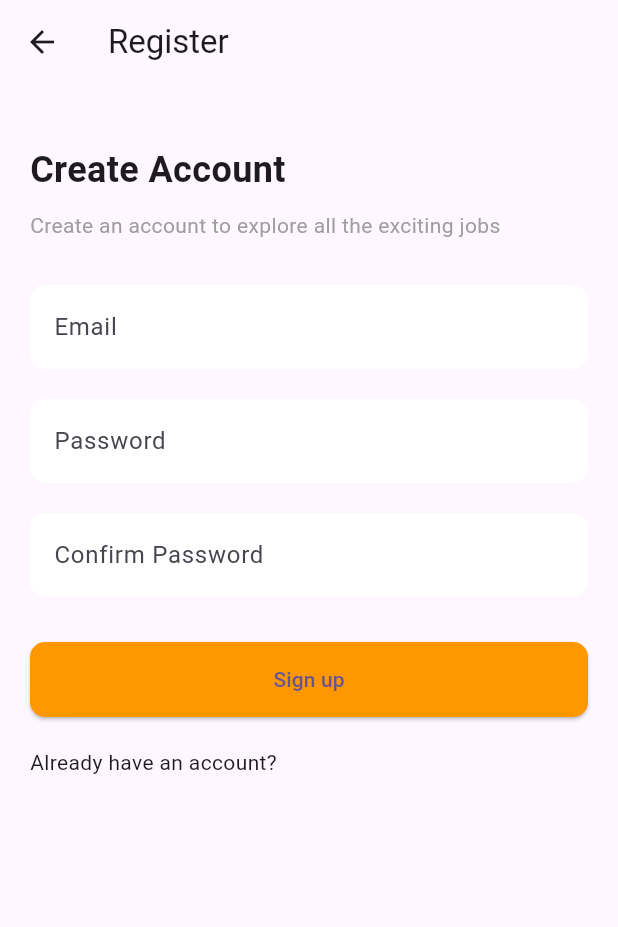
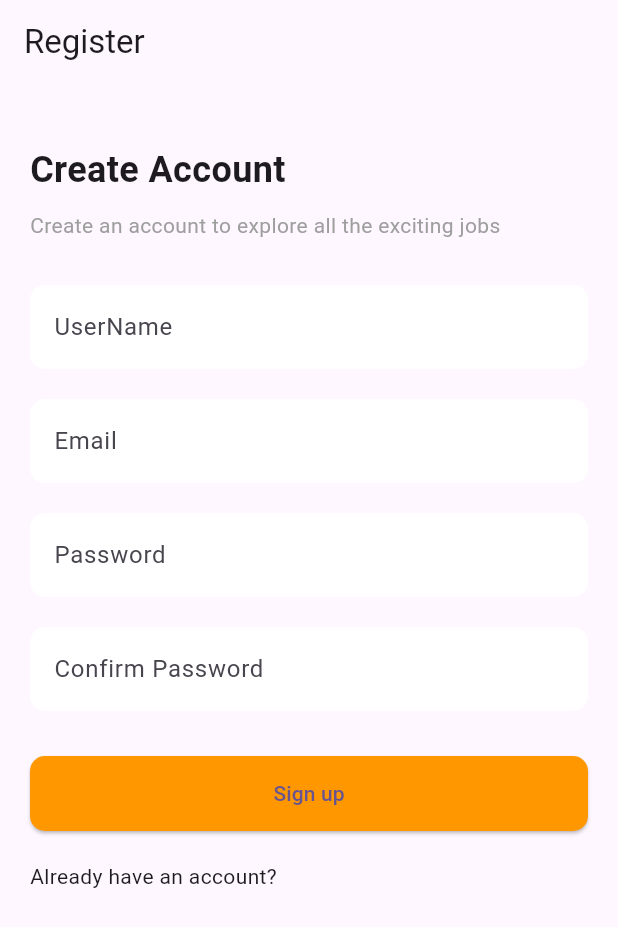
Before and after one commit to NV-Phong/HealthCare, a Flutter app: the RegisterPage screen opened directly, on a phone screen of 412 x 824 dp. Shown: the top 927 px of the screen. Run offline on Flutter 3.47's test engine with Material 3 defaults, Android fonts, the phone set to English and light mode, and no system bars.

Commit message:
[feat] register API services

```diff
--- a/client_beta/lib/main.dart
+++ b/client_beta/lib/main.dart
@@ -1,3 +1,4 @@
+import 'package:client_beta/screens/register_view.dart';
 import 'package:flutter/material.dart';
 
 void main() {
@@ -31,7 +32,7 @@
         colorScheme: ColorScheme.fromSeed(seedColor: Colors.deepPurple),
         useMaterial3: true,
       ),
-      home: const MyHomePage(title: 'Flutter Demo Home Page'),
+      home: RegisterPage(),
     );
   }
 }
--- /dev/null
+++ b/client_beta/lib/models/user.dart
@@ -0,0 +1,16 @@
+class User {
+  final String username;
+  final String email;
+  final String password;
+
+  User({required this.username, required this.email, required this.password});
+
+  // Chuyển đổi từ object thành JSON để gửi tới server
+  Map<String, dynamic> toJson() {
+    return {
+      "username": username,
+      "email": email,
+      "password": password,
+    };
+  }
+}
--- a/client_beta/lib/screens/register_view.dart
+++ b/client_beta/lib/screens/register_view.dart
@@ -1,4 +1,6 @@
 import 'package:client_beta/main.dart';
+import 'package:client_beta/models/user.dart';
+import 'package:client_beta/services/login_API.dart';
 import 'package:flutter/material.dart';
 
 class RegisterPage extends StatefulWidget {
@@ -8,16 +10,19 @@ class RegisterPage extends StatefulWidget {
 
 class _RegisterPageState extends State<RegisterPage> {
   // Controllers để lấy dữ liệu từ các ô input
+  final TextEditingController _usernameController = TextEditingController();
   final TextEditingController _emailController = TextEditingController();
   final TextEditingController _passwordController = TextEditingController();
   final TextEditingController _confirmPasswordController =
       TextEditingController();
 
   // Hàm để xử lý khi người dùng nhấn nút đăng ký
-  void _register() {
+  Future<void> _register() async {
+    String username = _usernameController.text;
     String email = _emailController.text;
     String password = _passwordController.text;
     String confirmPassword = _confirmPasswordController.text;
+    final ApiService _apiService = ApiService();
 
     // Kiểm tra các giá trị nhập vào
     if (password != confirmPassword) {
@@ -29,7 +34,22 @@ class _RegisterPageState extends State<RegisterPage> {
     }
 
     // Tiến hành xử lý đăng ký (ví dụ: gửi dữ liệu lên server)
-    // ...
+    // Tạo đối tượng User từ dữ liệu nhập
+    User user = User(username: username, email: email, password: password);
+
+    // Gọi API để đăng ký
+    bool success = await _apiService.registerUser(user);
+
+    // Hiển thị kết quả
+    if (success) {
+      ScaffoldMessenger.of(context).showSnackBar(
+        SnackBar(content: Text('Đăng ký thành công!')),
+      );
+    } else {
+      ScaffoldMessenger.of(context).showSnackBar(
+        SnackBar(content: Text('Đăng ký thất bại!')),
+      );
+    }
 
     // Sau khi đăng ký thành công, điều hướng tới trang chính
     Navigator.pushReplacement(
@@ -70,6 +90,19 @@ class _RegisterPageState extends State<RegisterPage> {
                   ),
                 ),
                 const SizedBox(height: 30),
+                TextField(
+                  controller: _usernameController,
+                  decoration: InputDecoration(
+                    hintText: 'UserName',
+                    filled: true,
+                    fillColor: Colors.white,
+                    border: OutlineInputBorder(
+                      borderRadius: BorderRadius.circular(10),
+                      borderSide: BorderSide.none,
+                    ),
+                  ),
+                ),
+                const SizedBox(height: 20),
                 TextField(
                   controller: _emailController,
                   decoration: InputDecoration(
--- a/client_beta/pubspec.yaml
+++ b/client_beta/pubspec.yaml
@@ -30,6 +30,7 @@ environment:
 dependencies:
   flutter:
     sdk: flutter
+  http: ^1.2.2
 
 
   # The following adds the Cupertino Icons font to your application.
```
Also changed, not shown: client_beta/lib/services/login_API.dart (added, +37 -0 lines), client_beta/pubspec.lock.
